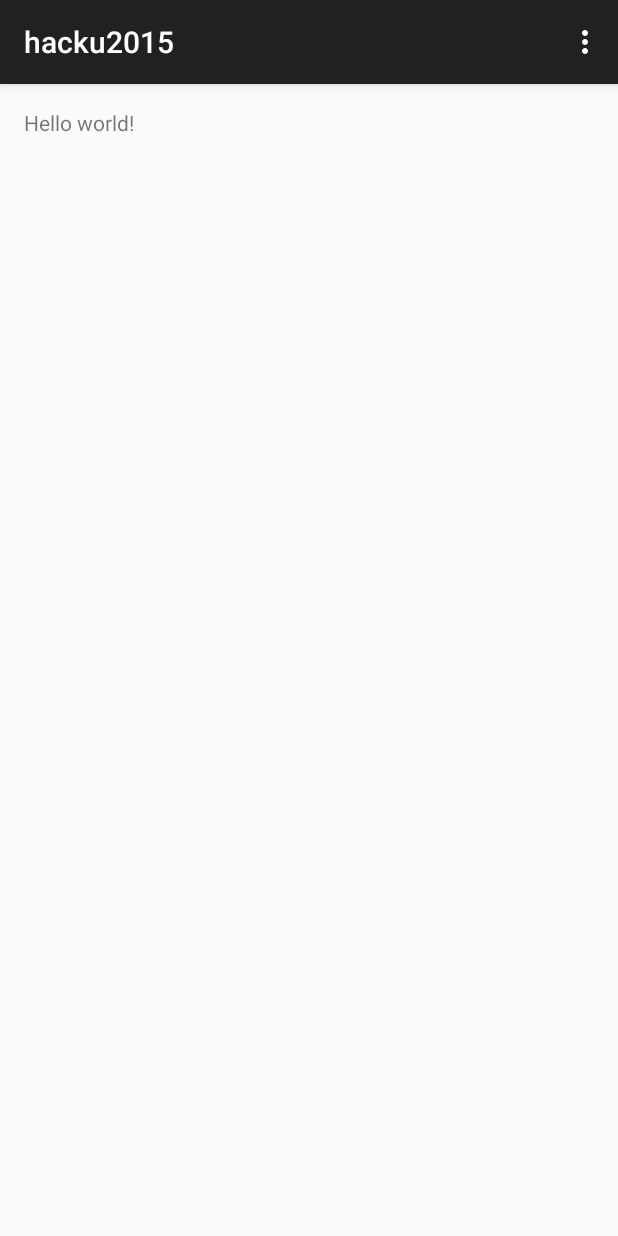
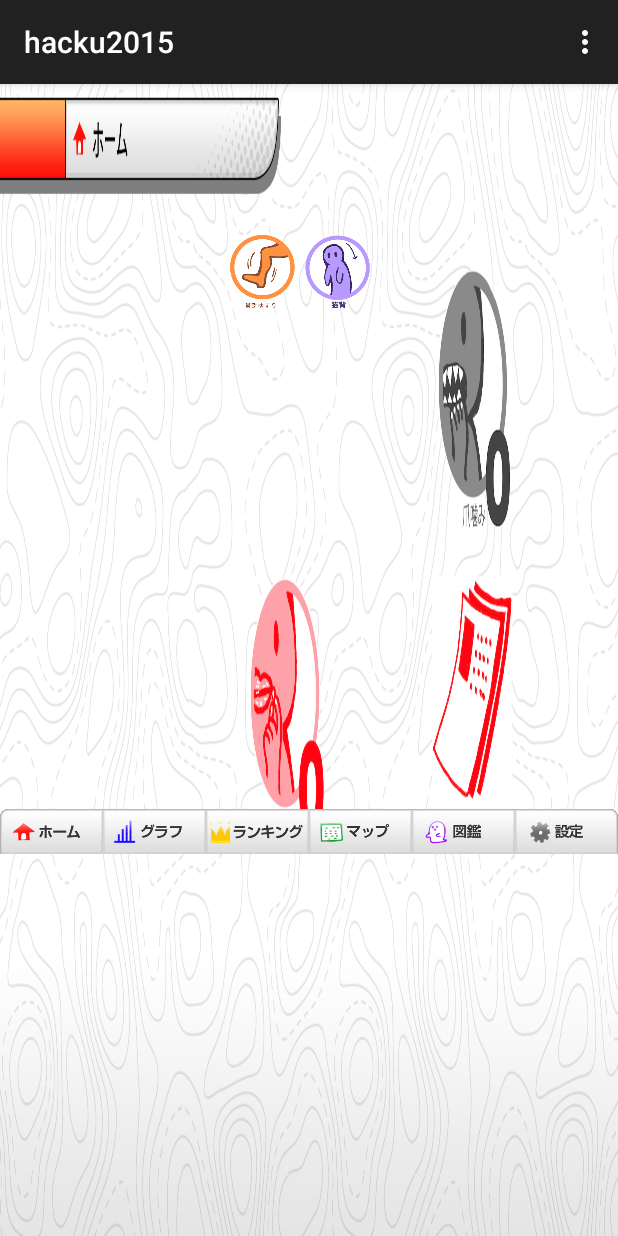
Before and after one commit to ictish/hacku2015, an Android app: the screen it shows after launch (MainActivity), on a phone screen of 412 x 824 dp. Run offline under Robolectric (Android 15) with nearby library versions, the phone set to English and light mode, and no system bars.

Commit message:
home done

```diff
--- a/app/src/main/AndroidManifest.xml
+++ b/app/src/main/AndroidManifest.xml
@@ -6,7 +6,7 @@
         android:allowBackup="true"
         android:icon="@mipmap/ic_launcher"
         android:label="@string/app_name"
-        android:theme="@style/AppTheme" >
+        android:theme="@style/AppTheme">
         <activity
             android:name=".MainActivity"
             android:label="@string/app_name" >
@@ -16,6 +16,9 @@
                 <category android:name="android.intent.category.LAUNCHER" />
             </intent-filter>
         </activity>
+
+        <activity android:name=".MainPopUp"
+            android:theme="@style/AppTheme.PopUp"></activity>
     </application>
 
 </manifest>
--- /dev/null
+++ b/app/src/main/java/com/hacku/kuse/hacku2015/Graph.java
@@ -0,0 +1,16 @@
+package com.hacku.kuse.hacku2015;
+
+import android.app.Activity;
+import android.os.Bundle;
+
+/**
+ * Created by denjo on 15/10/02.
+ */
+public class Graph extends Activity {
+    @Override
+    protected void onCreate(Bundle savedInstanceState) {
+        super.onCreate(savedInstanceState);
+
+
+    }
+}
--- a/app/src/main/java/com/hacku/kuse/hacku2015/MainActivity.java
+++ b/app/src/main/java/com/hacku/kuse/hacku2015/MainActivity.java
@@ -1,16 +1,52 @@
 package com.hacku.kuse.hacku2015;
 
+import android.content.Intent;
 import android.support.v7.app.AppCompatActivity;
 import android.os.Bundle;
 import android.view.Menu;
 import android.view.MenuItem;
+import android.view.View;
+import android.view.Window;
+import android.view.WindowManager;
+import android.widget.ImageButton;
 
 public class MainActivity extends AppCompatActivity {
 
     @Override
     protected void onCreate(Bundle savedInstanceState) {
+
+        //Remove title bar
+        this.requestWindowFeature(Window.FEATURE_NO_TITLE);
+
+        //Remove notification bar
+//        this.getWindow().setFlags(WindowManager.LayoutParams.FLAG_FULLSCREEN, WindowManager.LayoutParams.FLAG_FULLSCREEN);
+
         super.onCreate(savedInstanceState);
         setContentView(R.layout.activity_main);
+
+        ImageButton btnBinbo = (ImageButton) findViewById(R.id.btnBinbo);
+        btnBinbo.setOnClickListener(new View.OnClickListener() {
+            @Override
+            public void onClick(View v) {
+                startActivity(new Intent(MainActivity.this, MainPopUp.class));
+            }
+        });
+
+        ImageButton btnHome = (ImageButton) findViewById(R.id.btnHome);
+        btnHome.setOnClickListener(new View.OnClickListener() {
+            @Override
+            public void onClick(View v) {
+                startActivity(new Intent(MainActivity.this, MainActivity.class));
+            }
+        });
+
+        ImageButton btnGraph = (ImageButton) findViewById(R.id.btnGraph);
+        btnGraph.setOnClickListener(new View.OnClickListener() {
+            @Override
+            public void onClick(View v) {
+                startActivity(new Intent(MainActivity.this, Graph.class));
+            }
+        });
     }
 
     @Override
--- /dev/null
+++ b/app/src/main/java/com/hacku/kuse/hacku2015/MainPopUp.java
@@ -0,0 +1,25 @@
+package com.hacku.kuse.hacku2015;
+
+import android.app.Activity;
+import android.os.Bundle;
+import android.util.DisplayMetrics;
+
+/**
+ * Created by denjo on 15/10/02.
+ */
+public class MainPopUp extends Activity{
+    @Override
+    protected void onCreate(Bundle savedInstanceState) {
+        super.onCreate(savedInstanceState);
+
+        setContentView(R.layout.main_popup);
+
+        DisplayMetrics dm = new DisplayMetrics();
+        getWindowManager().getDefaultDisplay().getMetrics(dm);
+
+        int width = dm.widthPixels;
+        int height = dm.heightPixels;
+
+        getWindow().setLayout((int)(width*0.8), (int)(height*0.8));
+    }
+}
--- a/app/src/main/res/layout/activity_main.xml
+++ b/app/src/main/res/layout/activity_main.xml
@@ -1,11 +1,93 @@
-<RelativeLayout xmlns:android="http://schemas.android.com/apk/res/android"
-    xmlns:tools="http://schemas.android.com/tools" android:layout_width="match_parent"
-    android:layout_height="match_parent" android:paddingLeft="@dimen/activity_horizontal_margin"
-    android:paddingRight="@dimen/activity_horizontal_margin"
-    android:paddingTop="@dimen/activity_vertical_margin"
-    android:paddingBottom="@dimen/activity_vertical_margin" tools:context=".MainActivity">
+<!--   Parent Layout With Vertical Orientation -->
+<LinearLayout xmlns:android="http://schemas.android.com/apk/res/android"
+    xmlns:tools="http://schemas.android.com/tools"
+    android:layout_width="match_parent"
+    android:layout_height="match_parent"
+    android:orientation="vertical"
+    android:background="@drawable/home_background">
 
-    <TextView android:text="@string/hello_world" android:layout_width="wrap_content"
-        android:layout_height="wrap_content" />
+    <!--  1st Child Layout  (Nested In Parent Layout) with Horizontal Orientation -->
 
-</RelativeLayout>
+    <LinearLayout xmlns:android="http://schemas.android.com/apk/res/android"
+        xmlns:tools="http://schemas.android.com/tools"
+        android:layout_width="fill_parent"
+        android:layout_height="400dp"
+        android:orientation="horizontal">
+
+
+        <ImageButton
+            android:layout_width="50dp"
+            android:layout_height="50dp"
+            android:id="@+id/btnBinbo"
+            android:scaleType="center"
+            android:background="@drawable/icon_binbo"
+            android:layout_marginTop="100dp"
+            android:layout_marginLeft="150dp" />
+
+        <ImageButton
+            android:layout_width="50dp"
+            android:layout_height="50dp"
+            android:id="@+id/btnNekozo"
+            android:scaleType="center"
+            android:background="@drawable/icon_nekoze"
+            android:layout_marginTop="100dp" />
+
+    </LinearLayout>
+
+    <!--  2nd Child Layout  (Nested In Parent Layout) with Horizontal Orientation -->
+
+    <!--  3rd Child Layout  (Nested In Parent Layout) with Horizontal Orientation -->
+    <LinearLayout xmlns:android="http://schemas.android.com/apk/res/android"
+        xmlns:tools="http://schemas.android.com/tools"
+        android:layout_width="fill_parent"
+        android:layout_height="30dp"
+        android:orientation="horizontal"
+        android:layout_marginTop="83dp">
+
+
+        <ImageButton
+            android:layout_width="wrap_content"
+            android:layout_height="wrap_content"
+            android:id="@+id/btnHome"
+            android:layout_weight="1"
+            android:background="@drawable/f_home" />
+
+        <ImageButton
+            android:layout_width="wrap_content"
+            android:layout_height="wrap_content"
+            android:id="@+id/btnGraph"
+            android:layout_weight="1"
+            android:background="@drawable/f_graph" />
+
+        <ImageButton
+            android:layout_width="wrap_content"
+            android:layout_height="wrap_content"
+            android:id="@+id/btnRank"
+            android:layout_weight="1"
+            android:background="@drawable/f_rank" />
+
+        <ImageButton
+            android:layout_width="wrap_content"
+            android:layout_height="wrap_content"
+            android:id="@+id/btnMap"
+            android:layout_weight="1"
+            android:background="@drawable/f_map" />
+
+        <ImageButton
+            android:layout_width="wrap_content"
+            android:layout_height="wrap_content"
+            android:id="@+id/btnGhost"
+            android:layout_weight="1"
+            android:background="@drawable/f_ghost" />
+
+        <ImageButton
+            android:layout_width="wrap_content"
+            android:layout_height="wrap_content"
+            android:id="@+id/btnGiar"
+            android:layout_weight="1"
+            android:background="@drawable/f_giar" />
+
+    </LinearLayout>
+
+
+</LinearLayout>
--- /dev/null
+++ b/app/src/main/res/layout/main_popup.xml
@@ -0,0 +1,7 @@
+<?xml version="1.0" encoding="utf-8"?>
+<LinearLayout xmlns:android="http://schemas.android.com/apk/res/android"
+    android:orientation="vertical" android:layout_width="match_parent"
+    android:layout_height="match_parent"
+    android:background="@drawable/home02">
+
+</LinearLayout>
--- a/app/src/main/res/values/styles.xml
+++ b/app/src/main/res/values/styles.xml
@@ -5,4 +5,9 @@
         <!-- Customize your theme here. -->
     </style>
 
+
+    <style name="AppTheme.PopUp">
+        <item name="android:windowIsTranslucent">true</item>
+        <item name="android:windowCloseOnTouchOutside">true</item>
+    </style>
 </resources>
```
Also changed, not shown: app/src/main/res/drawable/drawable-hdpi/home_background.png (added), app/src/main/res/drawable/drawable-hdpi/icon_binbo.png (added), app/src/main/res/drawable/f_ghost.png (added), app/src/main/res/drawable/f_giar.png (added), app/src/main/res/drawable/f_graph.png (added), app/src/main/res/drawable/f_home.png (added), app/src/main/res/drawable/f_map.png (added), app/src/main/res/drawable/f_rank.png (added), app/src/main/res/drawable/home02.png (added), app/src/main/res/drawable/home_background.png (added), app/src/main/res/drawable/icon_binbo.png (added), app/src/main/res/drawable/icon_nekoze.png (added), 2 other files.
